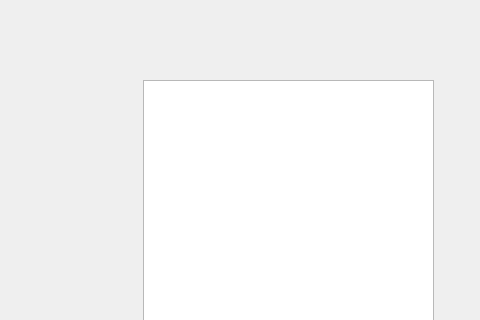
Qt form sales.ui (mssung34/ALPR) before a commit; both pictures show x 817 to 1297 and y 0 to 320 of the 1297 by 606 pixel window.
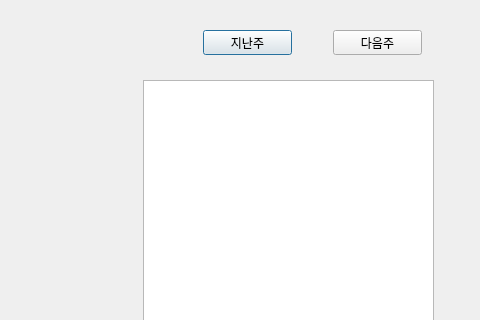
The same form after that commit.

The edit to the form file:
```diff
--- a/sales.ui
+++ b/sales.ui
@@ -50,6 +50,37 @@
     </rect>
    </property>
   </widget>
+  <widget class="QPushButton" name="before_btn">
+   <property name="geometry">
+    <rect>
+     <x>1020</x>
+     <y>30</y>
+     <width>89</width>
+     <height>25</height>
+    </rect>
+   </property>
+   <property name="text">
+    <string>지난주</string>
+   </property>
+  </widget>
+  <widget class="QPushButton" name="next_btn">
+   <property name="geometry">
+    <rect>
+     <x>1150</x>
+     <y>30</y>
+     <width>89</width>
+     <height>25</height>
+    </rect>
+   </property>
+   <property name="text">
+    <string>다음주</string>
+   </property>
+  </widget>
+  <zorder>next_btn</zorder>
+  <zorder>verticalLayoutWidget</zorder>
+  <zorder>label</zorder>
+  <zorder>tableWidget</zorder>
+  <zorder>before_btn</zorder>
  </widget>
  <resources/>
  <connections/>
```
